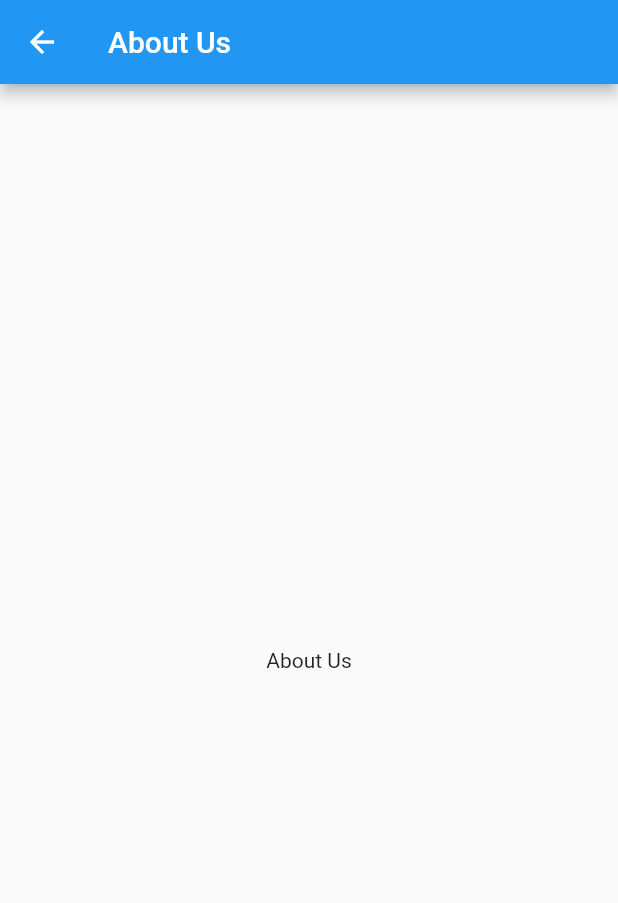
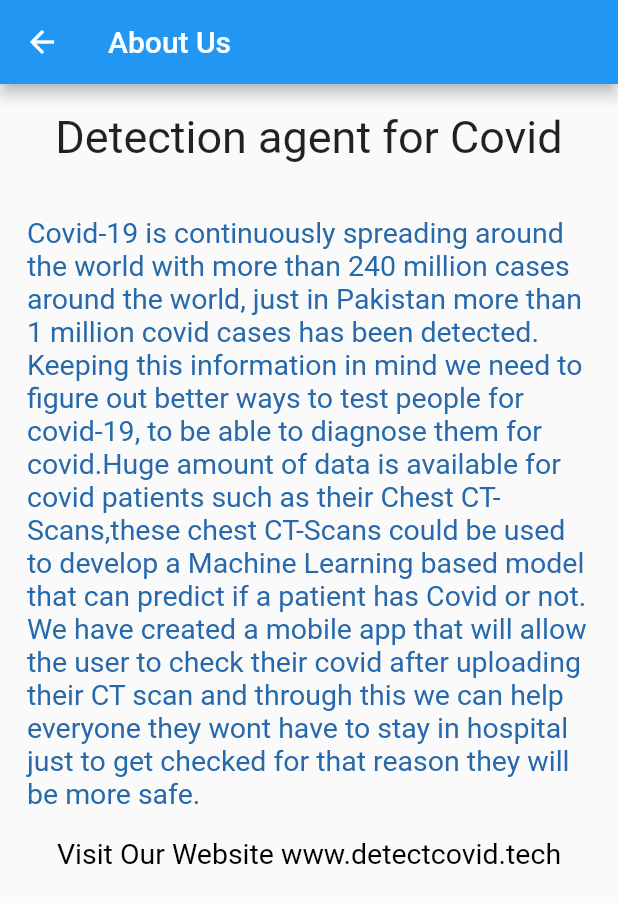
Before and after one commit to h1zqeel/fyp-flutter-app, a Flutter app: the AboutUs screen opened directly, on a phone screen of 412 x 824 dp. Shown: the top 903 px of the screen. Run offline on Flutter 3.47's test engine with Material 2 defaults, Android fonts, the phone set to English and light mode, and no system bars; drawn by our look-alikes of flutter_linkify; our stand-ins replace google_sign_in, image_picker; missing offline and left inert: flutter_facebook_auth; Roboto replaces fonts that are missing (Nunito).

Commit message:
About Us and Contact Us done

```diff
--- a/lib/AboutUs.dart
+++ b/lib/AboutUs.dart
@@ -1,19 +1,58 @@
+// ignore_for_file: prefer_const_constructors
+
 import 'package:flutter/material.dart';
+import 'package:flutter_linkify/flutter_linkify.dart';
+import 'package:url_launcher/link.dart';
 
 class AboutUs extends StatelessWidget {
-
   @override
   Widget build(BuildContext context) {
     return Scaffold(
       appBar: AppBar(
         title: Text('About Us'),
-        backgroundColor: Colors.blue,
       ),
-      body: Center(
-        child: Container(
-          child: Text('About Us'),
+      body: Padding(
+        padding: const EdgeInsets.all(18.0),
+        child: Column(
+          children: [
+            Container(
+              child: Title(
+                  color: Colors.black,
+                  child: Text(
+                    'Detection agent for Covid\n',
+                    style: TextStyle(
+                      fontFamily: 'Nunito',
+                      fontSize: 30,
+                    ),
+                  )),
+            ),
+            Container(
+              child: Text(
+                'Covid-19 is continuously spreading around the world with more than 240 million cases around the world, just in Pakistan more than 1 million covid cases has been detected. Keeping this information in mind we need to figure out better ways to test people for covid-19, to be able to diagnose them for covid.Huge amount of data is available for covid patients such as their Chest CT-Scans,these chest CT-Scans could be used to develop a Machine Learning based model that can predict if a patient has Covid or not. We have created a mobile app that will allow the user to check their covid after uploading their CT scan and through this we can help everyone they wont have to stay in hospital just to get checked for that reason they will be more safe.',
+                style: TextStyle(
+                  color: Color.fromRGBO(39, 105, 171, 1),
+                  fontFamily: 'Nunito',
+                  fontSize: 19,
+                ),
+              ),
+            ),
+            Padding(
+              padding: const EdgeInsets.all(18.0),
+              child: Container(
+                child: Linkify(
+                  onOpen: (link) => print("Clicked ${link.url}!"),
+                  text: "Visit Our Website www.detectcovid.tech",
+                  style: TextStyle(
+                    color: Colors.black,
+                    fontFamily: 'Nunito',
+                    fontSize: 19,
+                  ),
+                ),
+              ),
+            ),
+          ],
         ),
       ),
-    );;
+    );
   }
 }
```
Also changed, not shown: lib/ContactUs.dart (+20 -7 lines), pubspec.yaml (+5 -3 lines), assets/luffy.jpg (added), pubspec.lock.
